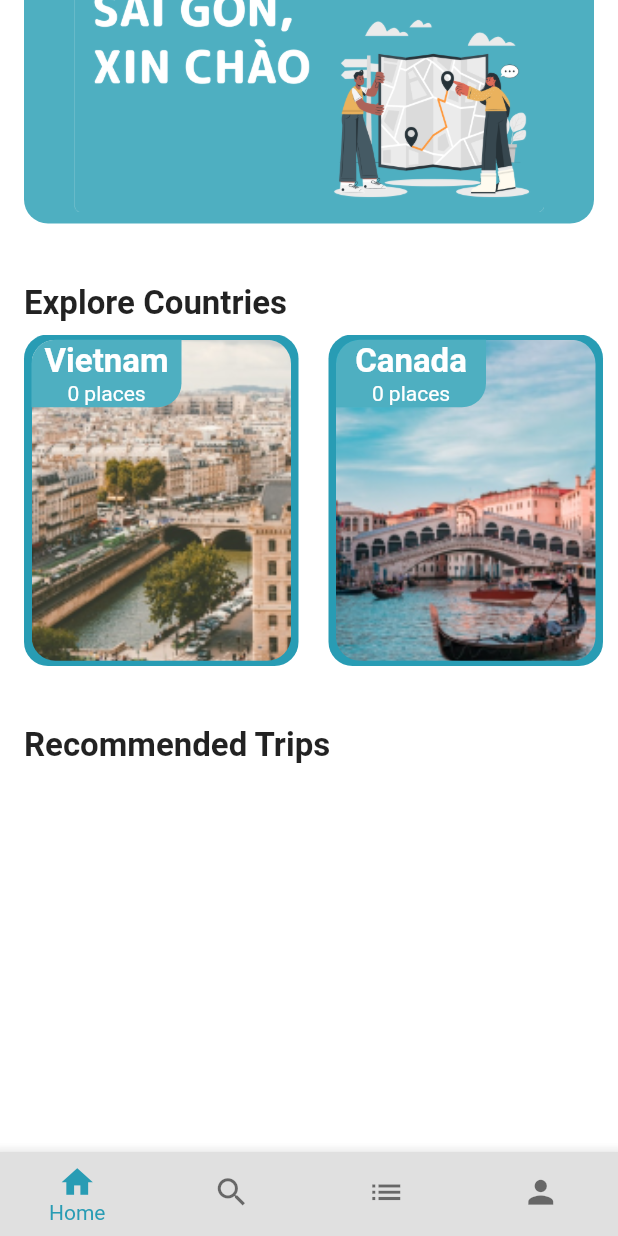
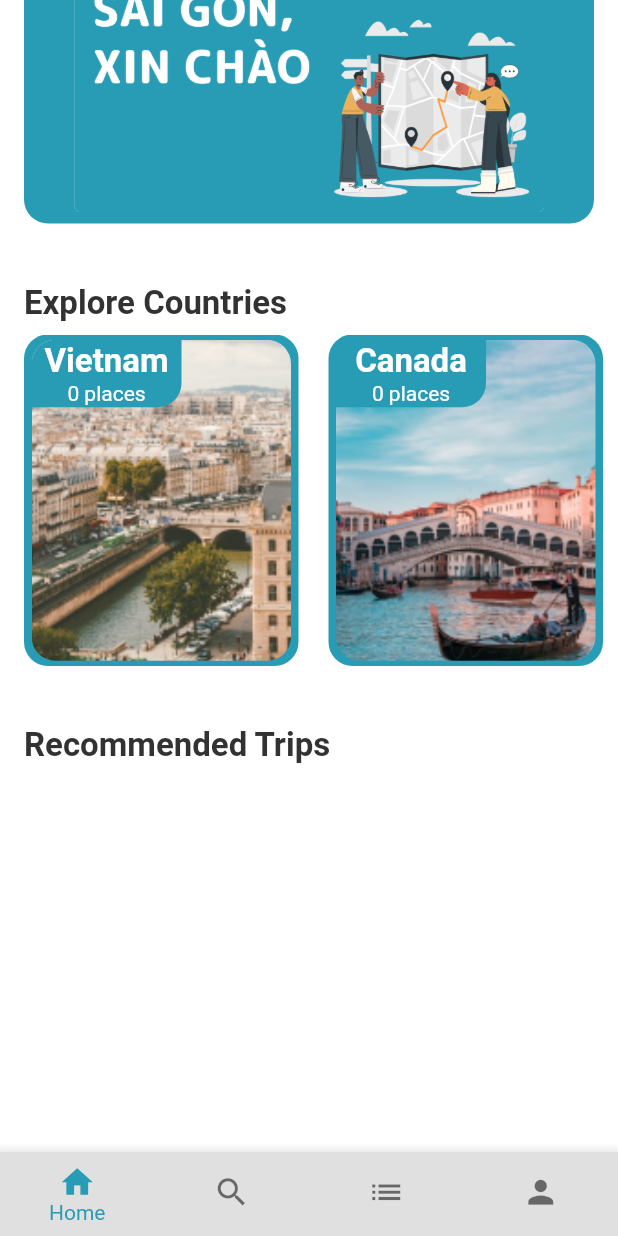
Before and after one commit to phkhanhtrinh23/livel_application, a Flutter app: the screen it shows once a user with an empty profile is signed in, scrolled down 321 dp, on a phone screen of 412 x 824 dp. Run offline on Flutter 3.47's test engine with Material 2 defaults, Android fonts, the phone set to English and light mode, and no system bars; our stand-ins replace avatar_glow, cloud_firestore, firebase_auth, firebase_core, firebase_storage, flutter_typeahead and 4 more; missing offline and left inert: agora_rtc_engine, agora_rtm, stripe_payment, translator; accounts and stored records are empty.

```diff
--- a/lib/model/events.dart
+++ b/lib/model/events.dart
@@ -62,7 +62,7 @@ class EventElements extends StatelessWidget {
         left: 16,
       ),
       decoration: BoxDecoration(
-        color: Color(0xFF4EAFC1),
+        color: Color(0xFF289CB4),
         borderRadius: BorderRadius.circular(16),
       ),
       child: Padding(
--- a/lib/view/home_screens/components/home.dart
+++ b/lib/view/home_screens/components/home.dart
@@ -35,17 +35,6 @@ class MainHome extends StatelessWidget {
                   child: Column(
                     mainAxisAlignment: MainAxisAlignment.end,
                     children: [
-                      Container(
-                        alignment: Alignment.centerRight,
-                        child: Text(
-                          'Today: $day/$month/$year',
-                          style: TextStyle(
-                            fontSize: 20,
-                            color: Color(0xFFEAB25D),
-                            fontWeight: FontWeight.bold,
-                          ),
-                        ),
-                      ),
                       FutureBuilder(
                         future: getName(),
                         builder: (context,
@@ -102,6 +91,7 @@ class MainHome extends StatelessWidget {
                 'Upcoming Events',
                 style: TextStyle(
                   fontSize: 22,
+                  color: Color(0xFF323232),
                   fontWeight: FontWeight.bold,
                 ),
               ),
@@ -124,6 +114,7 @@ class MainHome extends StatelessWidget {
                     'Explore Countries',
                     style: TextStyle(
                       fontSize: 22,
+                      color: Color(0xFF323232),
                       fontWeight: FontWeight.bold,
                     ),
                   ),
@@ -164,6 +155,7 @@ class MainHome extends StatelessWidget {
                     'Recommended Trips',
                     style: TextStyle(
                       fontSize: 22,
+                      color: Color(0xFF323232),
                       fontWeight: FontWeight.bold,
                     ),
                   ),
--- a/lib/view/home_screens/components/home_components/countries_elements.dart
+++ b/lib/view/home_screens/components/home_components/countries_elements.dart
@@ -54,7 +54,7 @@ class TripElement extends StatelessWidget {
                 bottomRight: Radius.circular(16),
                 topLeft: Radius.circular(16),
               ),
-              color: Color(0xFF4EAFC1),
+              color: Color(0xFF289CB4),
             ),
             width: 100,
             height: 45,
--- a/lib/view/log_in_screens/sign_up.dart
+++ b/lib/view/log_in_screens/sign_up.dart
@@ -31,7 +31,7 @@ class _SignUpPage extends State<SignUpPage> {
                   padding: const EdgeInsets.only(bottom: 80),
                 ),
                 Image.asset(
-                  'images/coolkid.png',
+                  'images/sign_up.png',
                 ),
                 Padding(
                   padding: EdgeInsets.only(bottom: 16.0),
--- a/pubspec.yaml
+++ b/pubspec.yaml
@@ -86,13 +86,13 @@ flutter:
     - images/trip_image.png
     - images/saly.png
     - images/saly2.png
-    - images/coolkid.png
     - images/swhere.png
     - images/logo.png
     - images/newimage.png
     - images/saly_22.png
     - images/unknown.jpg
     - images/saly_15.png
+    - images/sign_up.png
 
   # To add assets to your application, add an assets section, like this:
   # assets:
```
Also changed, not shown: lib/view/home_screens/HomeScreen.dart (+10 -10 lines), lib/view/home_screens/components/trip_content/components/tourguide.dart (+5 -3 lines), lib/view/home_screens/user_screen/components/profile_info.dart (+4 -5 lines), lib/view/home_screens/user_screen/user_main.dart (+28 -28 lines), lib/view/log_in_screens/sign_in.dart (+10 -10 lines), lib/view/splash_screens/loading_screen.dart (+5 -2 lines), lib/view/splash_screens/splash_screen_1.dart (+10 -10 lines), images/logo_1.png (added), images/sign_up.png (added).
